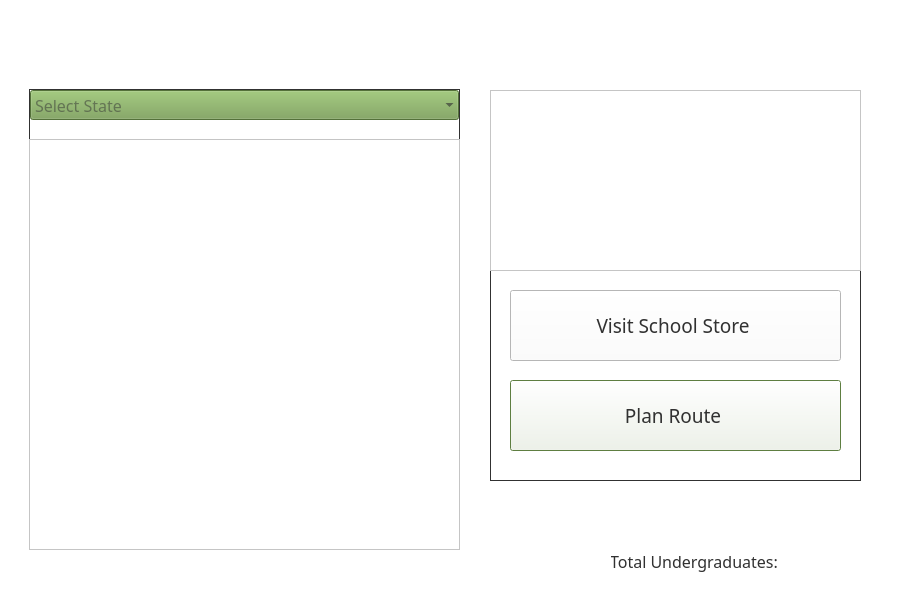
This is mainwindow.ui in DannyCamacho/CollegeConnect as Qt 5 draws it before an edit. The edited form follows.
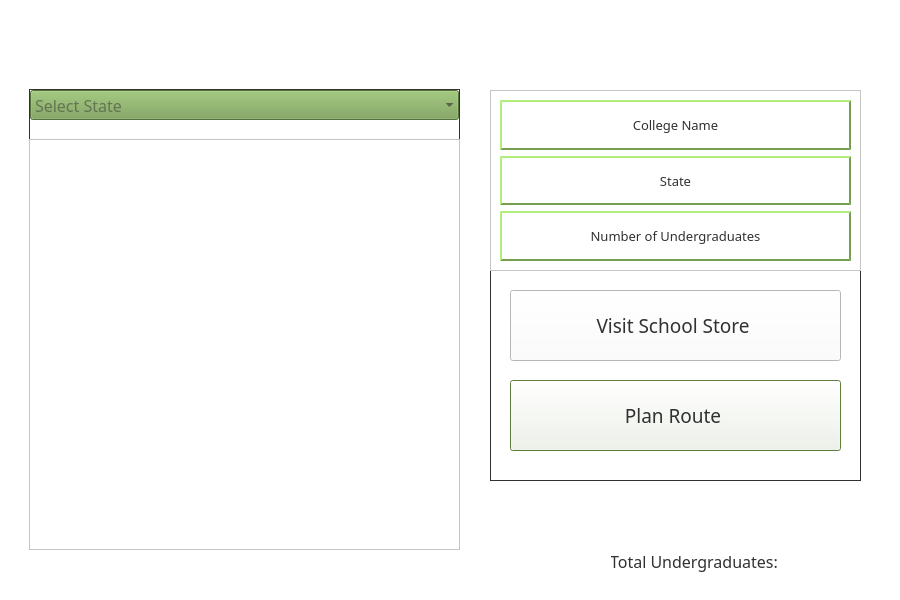
This is the edited form. Icons and pictures are not drawn.

Commit message: change of qlabels from tableView to display college info

The edit to the form file:
```diff
--- a/mainwindow.ui
+++ b/mainwindow.ui
@@ -442,7 +442,7 @@
       <bool>false</bool>
      </property>
     </widget>
-    <widget class="QTableView" name="school_info_tableView">
+    <widget class="QFrame" name="college_info_display_frame">
      <property name="geometry">
       <rect>
        <x>0</x>
@@ -451,55 +451,89 @@
        <height>181</height>
       </rect>
      </property>
-     <property name="font">
-      <font>
-       <family>Mongolian Baiti</family>
-       <pointsize>12</pointsize>
-      </font>
+     <property name="frameShape">
+      <enum>QFrame::StyledPanel</enum>
      </property>
-     <property name="layoutDirection">
-      <enum>Qt::LeftToRight</enum>
+     <property name="frameShadow">
+      <enum>QFrame::Raised</enum>
      </property>
-     <property name="styleSheet">
-      <string notr="true">background-color: rgb(255, 255, 255);
-color: rgb(49, 49, 49);
-alternate-background-color: rgb(240, 240, 240);
-selection-color: rgb(49, 49, 49);
-selection-background-color: rgb(118, 158, 81);</string>
-     </property>
-     <property name="horizontalScrollBarPolicy">
-      <enum>Qt::ScrollBarAlwaysOff</enum>
-     </property>
-     <property name="autoScroll">
-      <bool>false</bool>
-     </property>
-     <property name="alternatingRowColors">
-      <bool>true</bool>
-     </property>
-     <property name="selectionMode">
-      <enum>QAbstractItemView::SingleSelection</enum>
-     </property>
-     <property name="selectionBehavior">
-      <enum>QAbstractItemView::SelectRows</enum>
-     </property>
-     <property name="textElideMode">
-      <enum>Qt::ElideRight</enum>
-     </property>
-     <property name="showGrid">
-      <bool>false</bool>
-     </property>
-     <attribute name="horizontalHeaderVisible">
-      <bool>false</bool>
-     </attribute>
-     <attribute name="horizontalHeaderMinimumSectionSize">
-      <number>50</number>
-     </attribute>
-     <attribute name="horizontalHeaderStretchLastSection">
-      <bool>true</bool>
-     </attribute>
-     <attribute name="verticalHeaderVisible">
-      <bool>false</bool>
-     </attribute>
+     <layout class="QVBoxLayout" name="verticalLayout">
+      <item>
+       <widget class="QLabel" name="college_name_label">
+        <property name="font">
+         <font>
+          <family>Mongolian Baiti</family>
+          <pointsize>10</pointsize>
+         </font>
+        </property>
+        <property name="styleSheet">
+         <string notr="true">background-color:  rgb(255, 255, 255);
+border-style: outset;
+border-width: 2px;
+border-color:rgb(118, 158, 81);
+min-width: 10em;
+padding: 6px;
+</string>
+        </property>
+        <property name="text">
+         <string>College Name</string>
+        </property>
+        <property name="alignment">
+         <set>Qt::AlignCenter</set>
+        </property>
+       </widget>
+      </item>
+      <item>
+       <widget class="QLabel" name="state_label">
+        <property name="font">
+         <font>
+          <family>Mongolian Baiti</family>
+          <pointsize>10</pointsize>
+         </font>
+        </property>
+        <property name="styleSheet">
+         <string notr="true">background-color:  rgb(255, 255, 255);
+border-style: outset;
+border-width: 2px;
+border-color:rgb(118, 158, 81);
+min-width: 10em;
+padding: 6px;
+</string>
+        </property>
+        <property name="text">
+         <string>State</string>
+        </property>
+        <property name="alignment">
+         <set>Qt::AlignCenter</set>
+        </property>
+       </widget>
+      </item>
+      <item>
+       <widget class="QLabel" name="undergrad_label">
+        <property name="font">
+         <font>
+          <family>Mongolian Baiti</family>
+          <pointsize>10</pointsize>
+         </font>
+        </property>
+        <property name="styleSheet">
+         <string notr="true">background-color:  rgb(255, 255, 255);
+border-style: outset;
+border-width: 2px;
+border-color:rgb(118, 158, 81);
+min-width: 10em;
+padding: 6px;
+</string>
+        </property>
+        <property name="text">
+         <string>Number of Undergraduates</string>
+        </property>
+        <property name="alignment">
+         <set>Qt::AlignCenter</set>
+        </property>
+       </widget>
+      </item>
+     </layout>
     </widget>
    </widget>
    <widget class="QFrame" name="undergrad_frame">
```
